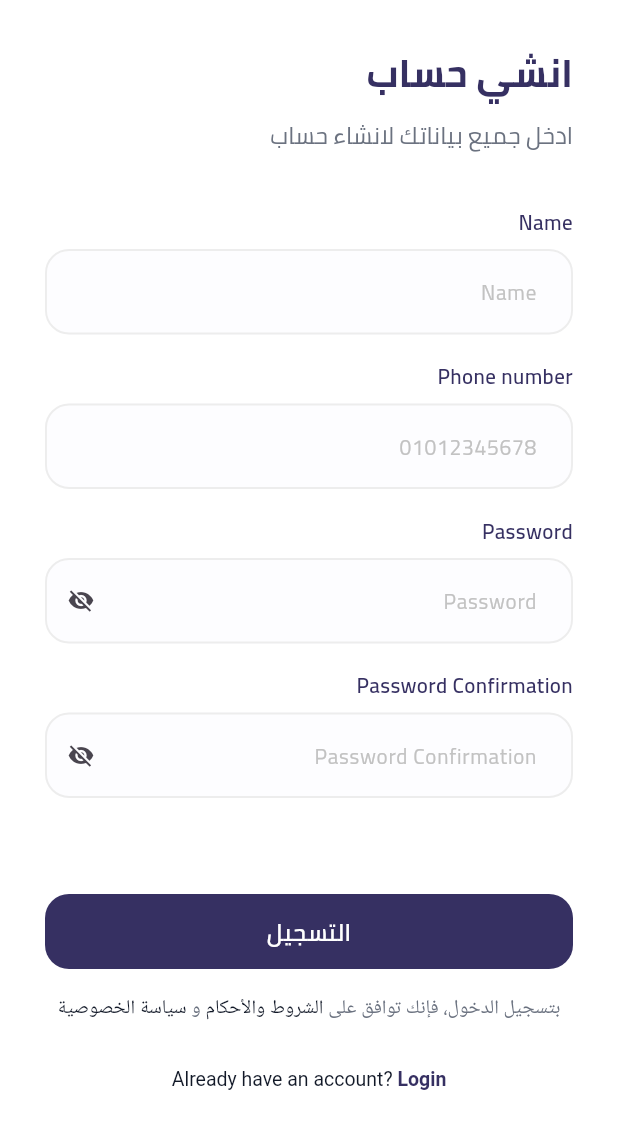
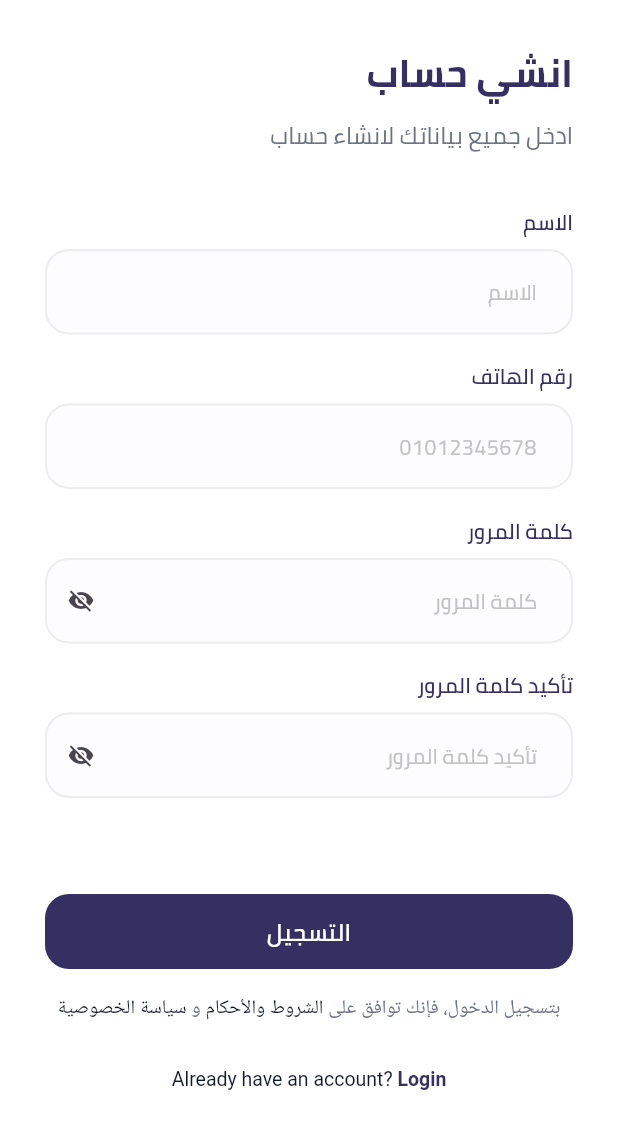
Before and after one commit to alhasnalshrif/temy-mobile, a Flutter app: the SignupScreen screen opened by its route, on a phone screen of 412 x 824 dp. Shown: the top 1129 px of the screen. Run offline on Flutter 3.47's test engine with Material 3 defaults, Android fonts, the phone set to English and light mode, and no system bars; our stand-ins replace cached_network_image, carousel_slider, dio, easy_localization, firebase_core, flutter_bloc and 8 more; accounts and stored records are empty; generated files the repository leaves out were written again.

Commit message:
feat(i18n): add localization support for signup and verification screens
Add translations for signup and verification screens in both English and Arabic. Integrate `easy_localization` to dynamically load and display localized strings in the UI components. This ensures the application supports multiple languages and improves user experience for non-English speakers.

```diff
--- a/assets/translations/ar.json
+++ b/assets/translations/ar.json
@@ -64,7 +64,32 @@
     "privacy_policy": "سياسة الخصوصية",
     "forgot_password": "نسيت كلمة المرور؟",
     "login_button": "تسجيل الدخول",
-    "enter_credentials": "ادخل بياناتك هنا لتسجيل الدخول"
+    "enter_credentials": "ادخل بياناتك هنا لتسجيل الدخول",
+    "signup": {
+      "title": "انشي حساب",
+      "subtitle": "ادخل جميع بياناتك لانشاء حساب",
+      "name": "الاسم",
+      "name_placeholder": "الاسم",
+      "name_error": "الرجاء إدخال اسم صحيح",
+      "phone": "رقم الهاتف",
+      "phone_placeholder": "01012345678",
+      "phone_error": "الرجاء إدخال رقم هاتف صحيح",
+      "password": "كلمة المرور",
+      "password_placeholder": "كلمة المرور",
+      "password_error": "الرجاء إدخال كلمة مرور صحيحة",
+      "password_confirmation": "تأكيد كلمة المرور",
+      "password_confirmation_placeholder": "تأكيد كلمة المرور",
+      "password_confirmation_error": "الرجاء إدخال كلمة مرور صحيحة",
+      "button": "التسجيل",
+      "already_have_account": "لديك حساب بالفعل؟"
+    }
+  },
+  "verification": {
+    "success_title": "تم التحقق بنجاح",
+    "success_message": "تهانينا، تم التحقق من حسابك بنجاح!",
+    "continue_to_login": "المتابعة لتسجيل الدخول",
+    "error_title": "خطأ",
+    "got_it": "فهمت"
   },
   "profile": {
     "title": "الملف الشخصي",
--- a/lib/features/home/ui/home_screen.dart
+++ b/lib/features/home/ui/home_screen.dart
@@ -3,7 +3,6 @@ import 'package:flutter_bloc/flutter_bloc.dart';
 import 'package:temy_barber/core/helpers/spacing.dart';
 import 'package:temy_barber/features/home/logic/home_cubit.dart';
 import 'package:temy_barber/features/home/ui/widgets/banner_bloc_builder.dart';
-import 'package:temy_barber/features/home/ui/widgets/category_sea_all.dart';
 import 'package:temy_barber/features/home/ui/widgets/home_top_bar.dart';
 import 'package:temy_barber/features/home/ui/widgets/home_bloc_builder.dart';
 
--- a/lib/features/sign_up/ui/sign_up_screen.dart
+++ b/lib/features/sign_up/ui/sign_up_screen.dart
@@ -1,5 +1,6 @@
 import 'package:flutter/material.dart';
 import 'package:flutter_bloc/flutter_bloc.dart';
+import 'package:easy_localization/easy_localization.dart';
 import 'package:temy_barber/features/sign_up/ui/widgets/sign_up_bloc_listener.dart';
 import 'package:temy_barber/features/sign_up/ui/widgets/sign_up_form.dart';
 
@@ -24,12 +25,12 @@ class SignupScreen extends StatelessWidget {
               crossAxisAlignment: CrossAxisAlignment.start,
               children: [
                 Text(
-                  'انشي حساب',
+                  'auth.signup.title'.tr(),
                   style: TextStyles.font26BlueBold,
                 ),
                 verticalSpace(12),
                 Text(
-                  'ادخل جميع بياناتك لانشاء حساب',
+                  'auth.signup.subtitle'.tr(),
                   style: TextStyles.font16GrayRegular,
                 ),
                 verticalSpace(36),
@@ -38,7 +39,7 @@ class SignupScreen extends StatelessWidget {
                     const SignupForm(),
                     verticalSpace(40),
                     AppTextButton(
-                      buttonText: "التسجيل",
+                      buttonText: 'auth.signup.button'.tr(),
                       textStyle: TextStyles.font16WhiteSemiBold,
                       onPressed: () {
                         validateThenDoSignup(context);
--- a/lib/features/sign_up/ui/widgets/sign_up_form.dart
+++ b/lib/features/sign_up/ui/widgets/sign_up_form.dart
@@ -1,5 +1,6 @@
 import 'package:flutter/material.dart';
 import 'package:flutter_bloc/flutter_bloc.dart';
+import 'package:easy_localization/easy_localization.dart';
 import 'package:temy_barber/core/helpers/app_regex.dart';
 import 'package:temy_barber/features/sign_up/logic/sign_up_cubit.dart';
 
@@ -51,7 +52,7 @@ class _SignupFormState extends State<SignupForm> {
             crossAxisAlignment: CrossAxisAlignment.start,
             children: [
               Text(
-                'Name',
+                'auth.signup.name'.tr(),
                 style: TextStyle(
                   fontWeight: FontWeight.w600,
                   fontSize: 14,
@@ -60,10 +61,10 @@ class _SignupFormState extends State<SignupForm> {
               ),
               verticalSpace(8),
               AppTextFormField(
-                hintText: 'Name',
+                hintText: 'auth.signup.name_placeholder'.tr(),
                 validator: (value) {
                   if (value == null || value.isEmpty) {
-                    return 'Please enter a valid name';
+                    return 'auth.signup.name_error'.tr();
                   }
                   return null;
                 },
@@ -77,7 +78,7 @@ class _SignupFormState extends State<SignupForm> {
             crossAxisAlignment: CrossAxisAlignment.start,
             children: [
               Text(
-                'Phone number',
+                'auth.signup.phone'.tr(),
                 style: TextStyle(
                   fontWeight: FontWeight.w600,
                   fontSize: 14,
@@ -86,12 +87,12 @@ class _SignupFormState extends State<SignupForm> {
               ),
               verticalSpace(8),
               AppTextFormField(
-                hintText: '01012345678',
+                hintText: 'auth.signup.phone_placeholder'.tr(),
                 validator: (value) {
                   if (value == null ||
                       value.isEmpty ||
                       !AppRegex.isPhoneNumberValid(value)) {
-                    return 'Please enter a valid phone number';
+                    return 'auth.signup.phone_error'.tr();
                   }
                   return null;
                 },
@@ -105,7 +106,7 @@ class _SignupFormState extends State<SignupForm> {
             crossAxisAlignment: CrossAxisAlignment.start,
             children: [
               Text(
-                'Password',
+                'auth.signup.password'.tr(),
                 style: TextStyle(
                   fontWeight: FontWeight.w600,
                   fontSize: 14,
@@ -115,7 +116,7 @@ class _SignupFormState extends State<SignupForm> {
               verticalSpace(8),
               AppTextFormField(
                 controller: context.read<SignupCubit>().passwordController,
-                hintText: 'Password',
+                hintText: 'auth.signup.password_placeholder'.tr(),
                 isObscureText: isPasswordObscureText,
                 suffixIcon: GestureDetector(
                   onTap: () {
@@ -131,7 +132,7 @@ class _SignupFormState extends State<SignupForm> {
                 ),
                 validator: (value) {
                   if (value == null || value.isEmpty) {
-                    return 'Please enter a valid password';
+                    return 'auth.signup.password_confirmation_error'.tr();
                   }
                   return null;
                 },
@@ -144,7 +145,7 @@ class _SignupFormState extends State<SignupForm> {
             crossAxisAlignment: CrossAxisAlignment.start,
             children: [
               Text(
-                'Password Confirmation',
+                'auth.signup.password_confirmation'.tr(),
                 style: TextStyle(
                   fontWeight: FontWeight.w600,
                   fontSize: 14,
@@ -155,7 +156,7 @@ class _SignupFormState extends State<SignupForm> {
               AppTextFormField(
                 controller:
                     context.read<SignupCubit>().passwordConfirmationController,
-                hintText: 'Password Confirmation',
+                hintText: 'auth.signup.password_confirmation_placeholder'.tr(),
                 isObscureText: isPasswordConfirmationObscureText,
                 suffixIcon: GestureDetector(
                   onTap: () {
@@ -172,7 +173,7 @@ class _SignupFormState extends State<SignupForm> {
                 ),
                 validator: (value) {
                   if (value == null || value.isEmpty) {
-                    return 'Please enter a valid password';
+                    return 'auth.signup.password_confirmation_error'.tr();
                   }
                   return null;
                 },
```
Also changed, not shown: assets/translations/en.json (+26 -1 lines), lib/features/verification/ui/widgets/verification_bloc_listener.dart (+6 -6 lines).
